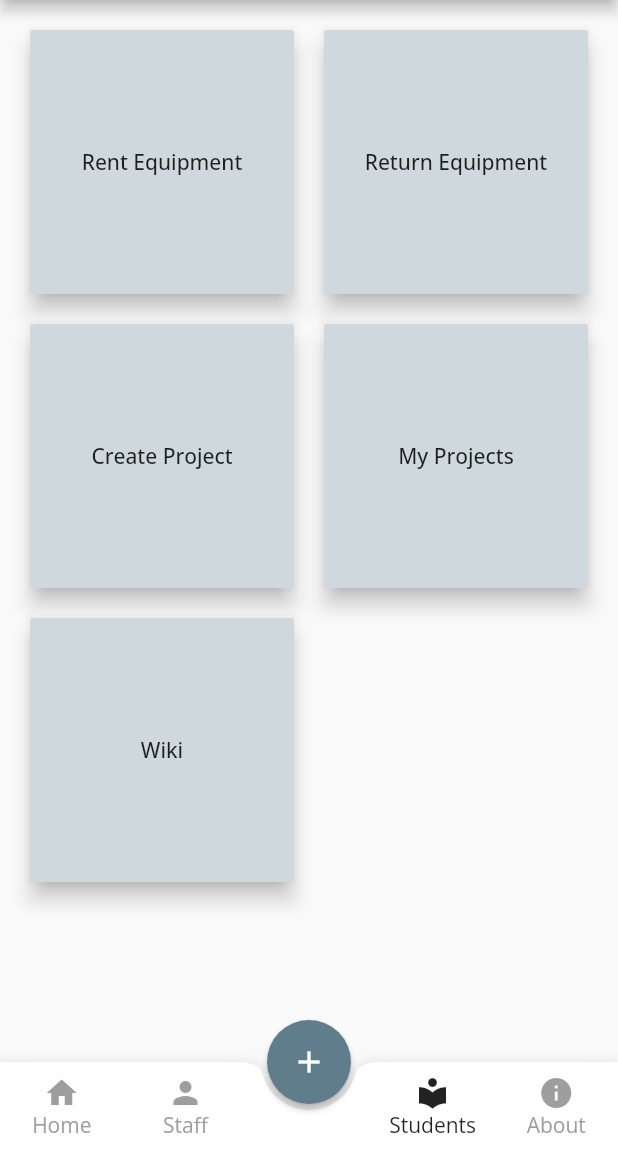
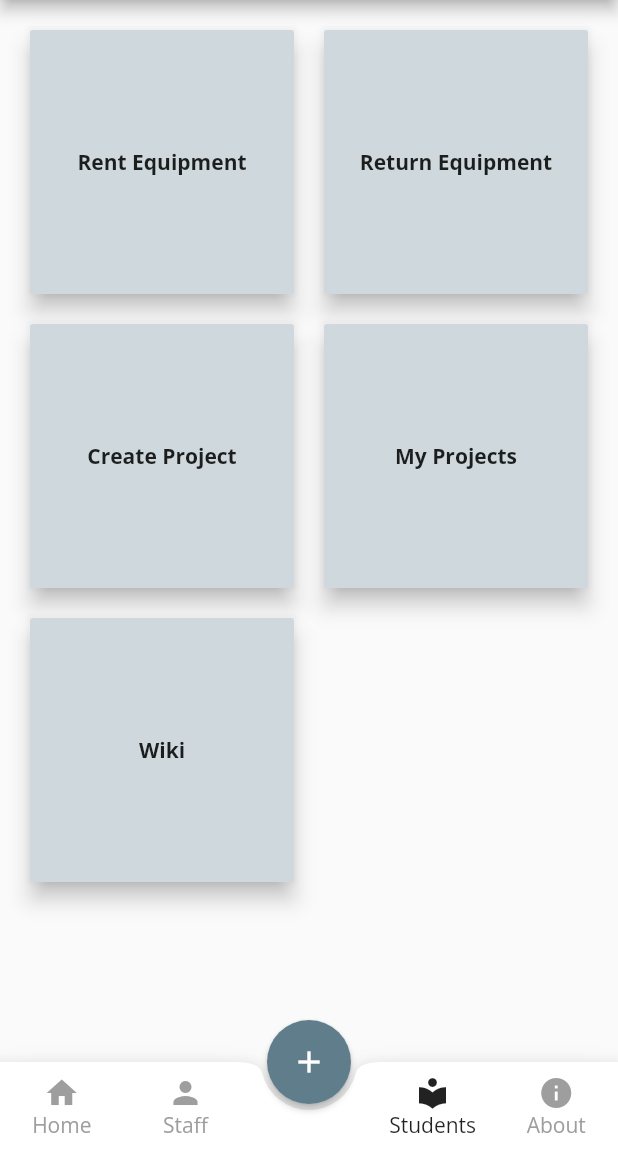
Before and after one commit to viniciusbenite/makerlab2020, a Flutter app: the screen it shows after launch, item 3 of the bottom bar chosen, on a phone screen of 412 x 824 dp, the part 84-1236 px from its top. Run offline on Flutter 3.47's test engine with Material 2 defaults, Android fonts, the light colour scheme and no system bars; our stand-ins replace google_fonts.

Commit message:
add bold to text weight

```diff
--- a/makerlab/lib/main.dart
+++ b/makerlab/lib/main.dart
@@ -1,6 +1,7 @@
 import 'package:flutter/material.dart';
 import 'package:google_fonts/google_fonts.dart';
 import 'package:makerlab/screens/aboutDetails.dart';
+import 'package:makerlab/screens/staff.dart';
 import 'package:makerlab/screens/students.dart';
 import 'package:makerlab/widgets/fab.dart';
 
@@ -45,7 +46,7 @@ class _MyHomePageState extends State<MyHomePage> {
   int _currentIndex = 0;
   final List<Widget> _children = [
     Text('0'),
-    Text('0'),
+    Staff(),
     Student(),
     AboutPage(),
   ];
--- a/makerlab/lib/screens/students.dart
+++ b/makerlab/lib/screens/students.dart
@@ -23,44 +23,44 @@ class _StudentState extends State<Student> {
           RaisedButton(
             onPressed: () {},
             elevation: 6.0,
-            child: Container(
-              padding: const EdgeInsets.all(6),
-              child: Center(
-                child: Text('Rent Equipment'),
-              ),
+            child: Center(
+              child: Text('Rent Equipment',
+                style: TextStyle(
+                  fontWeight: FontWeight.bold
+                ),),
             ),
             color: Theme.of(context).primaryColorLight,
           ),
           RaisedButton(
             onPressed: () {},
             elevation: 6.0,
-            child: Container(
-              padding: const EdgeInsets.all(6),
-              child: Center(
-                child: Text('Return Equipment'),
-              ),
+            child: Center(
+              child: Text('Return Equipment',
+                style: TextStyle(
+                  fontWeight: FontWeight.bold
+                ),),
             ),
             color: Theme.of(context).primaryColorLight,
           ),
           RaisedButton(
             onPressed: () {},
             elevation: 6.0,
-            child: Container(
-              padding: const EdgeInsets.all(6),
-              child: Center(
-                child: Text('Create Project'),
-              ),
+            child: Center(
+              child: Text('Create Project',
+                style: TextStyle(
+                  fontWeight: FontWeight.bold
+                ),),
             ),
             color: Theme.of(context).primaryColorLight,
           ),
           RaisedButton(
             onPressed: () {},
             elevation: 6.0,
-            child: Container(
-              padding: const EdgeInsets.all(6),
-              child: Center(
-                child: Text('My Projects'),
-              ),
+            child: Center(
+              child: Text('My Projects',
+                style: TextStyle(
+                  fontWeight: FontWeight.bold
+                ),),
             ),
             color: Theme.of(context).primaryColorLight,
           ),
@@ -69,11 +69,11 @@ class _StudentState extends State<Student> {
             onPressed: () {
               launch(wikiUrl);
             },
-            child: Container(
-              padding: const EdgeInsets.all(6),
-              child: Center(
-                child: Text('Wiki'),
-              ),
+            child: Center(
+              child: Text('Wiki',
+                style: TextStyle(
+                  fontWeight: FontWeight.bold
+                ),),
             ),
             color: Theme.of(context).primaryColorLight,
           ),
```
Also changed, not shown: makerlab/lib/screens/staff.dart (added, +61 -0 lines).
